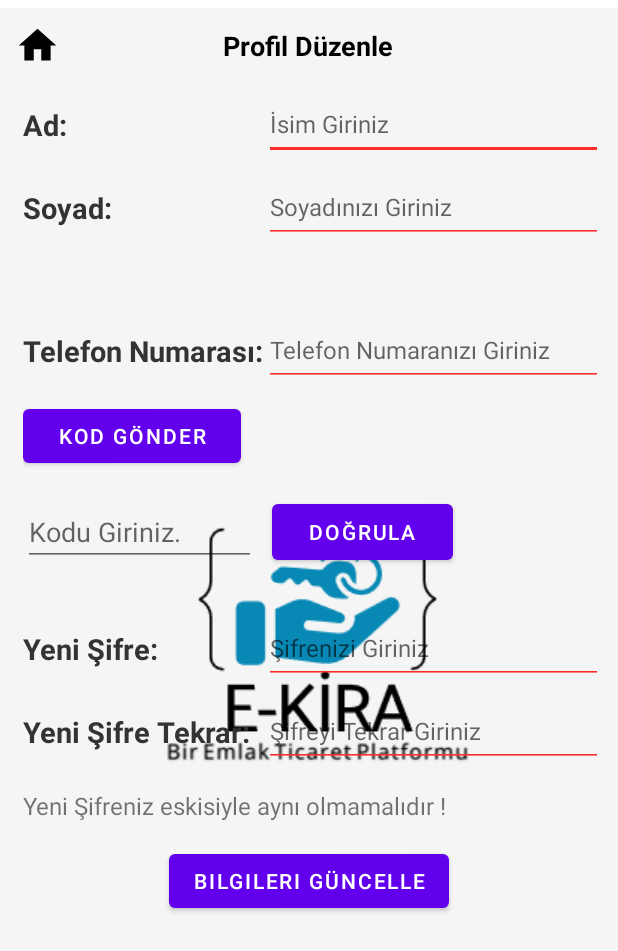
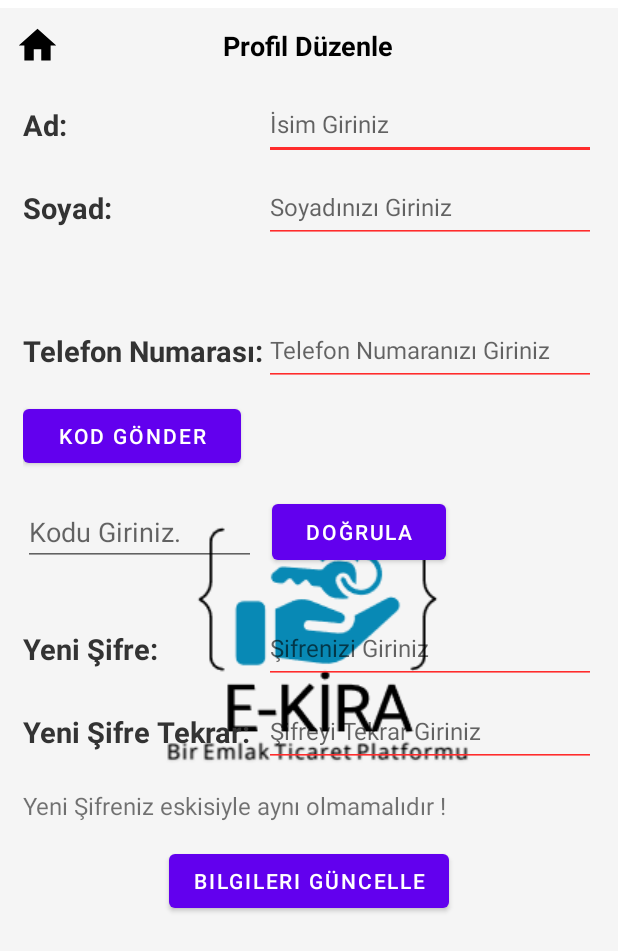
Before and after one commit to yusufaltunoymak/E-Kira, an Android app: the fragment ProfilDuzenleFragment shown on its own in the app's theme, on a phone screen of 412 x 824 dp. Shown: the top 951 px of the screen. Run offline under Robolectric (Android 15) with nearby library versions, the phone set to English and light mode, and no system bars; network calls fail; 2 statements that could not run were skipped.

Commit message:
profilchange2

```diff
--- a/app/src/main/res/layout/fragment_profil_duzenle.xml
+++ b/app/src/main/res/layout/fragment_profil_duzenle.xml
@@ -68,7 +68,7 @@
 
             <EditText
                 android:id="@+id/editTextTextPersonName2"
-                android:layout_width="226dp"
+                android:layout_width="221dp"
                 android:layout_height="wrap_content"
                 android:layout_gravity="center_vertical"
                 android:autofillHints=""
@@ -76,9 +76,7 @@
                 android:ems="10"
                 android:hint="İsim Giriniz"
                 android:inputType="textPersonName"
-                android:maxWidth="240sp"
                 android:maxHeight="45sp"
-                android:minWidth="225sp"
                 android:minHeight="48dp"
                 android:textSize="16sp" />
 
@@ -109,9 +107,7 @@
                 android:ems="10"
                 android:hint="Soyadınızı Giriniz"
                 android:inputType="textPersonName"
-                android:maxWidth="240sp"
                 android:maxHeight="45sp"
-                android:minWidth="225sp"
                 android:minHeight="48dp"
                 android:textSize="16sp" />
         </TableRow>
@@ -148,9 +144,7 @@
                 android:ems="10"
                 android:hint="Telefon Numaranızı Giriniz"
                 android:inputType="phone"
-                android:maxWidth="240sp"
                 android:maxHeight="45sp"
-                android:minWidth="225sp"
                 android:minHeight="48dp"
                 android:textSize="16sp" />
         </TableRow>
@@ -222,9 +216,7 @@
                 android:ems="10"
                 android:hint="Şifrenizi Giriniz"
                 android:inputType="textPassword"
-                android:maxWidth="240sp"
                 android:maxHeight="45sp"
-                android:minWidth="225sp"
                 android:minHeight="48dp"
                 android:textSize="16sp" />
         </TableRow>
@@ -255,9 +247,7 @@
                 android:ems="10"
                 android:hint="Şifreyi Tekrar Giriniz"
                 android:inputType="textPassword"
-                android:maxWidth="240sp"
                 android:maxHeight="45sp"
-                android:minWidth="225sp"
                 android:minHeight="48dp"
                 android:textSize="16sp" />
         </TableRow>
```
